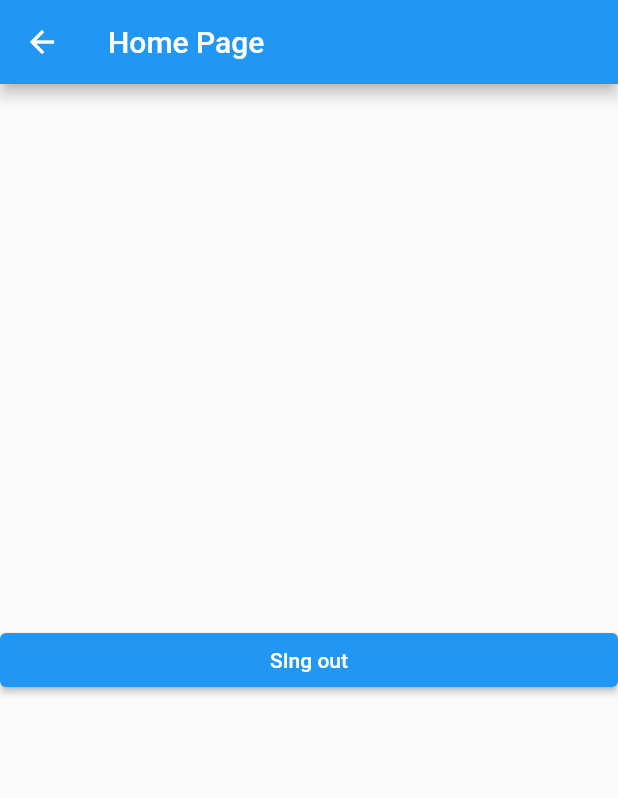
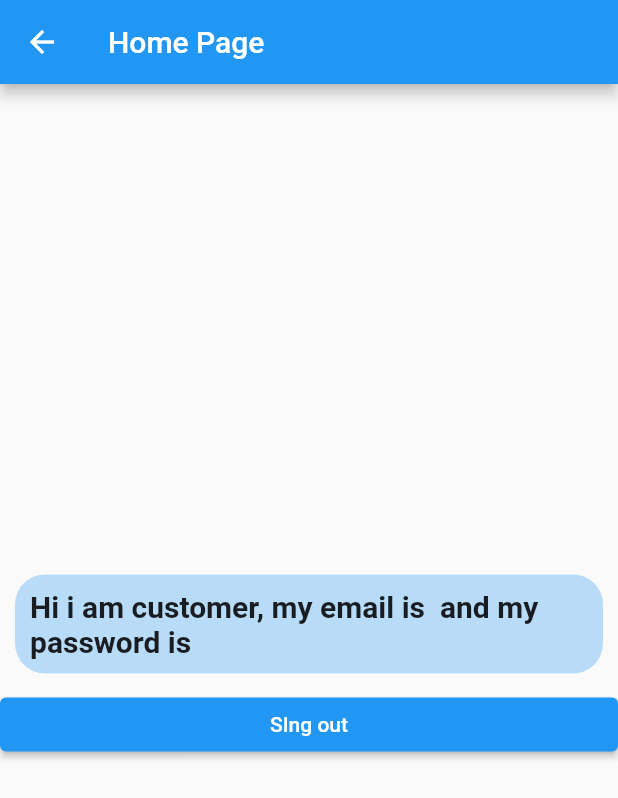
Before and after one commit to YousefBashir/InputFormed, a Flutter app: the screen it shows after launch, after a tap on "Customer", after a tap on "Sing Up as customer", on a phone screen of 412 x 824 dp. Shown: the top 798 px of the screen. Run offline on Flutter 3.47's test engine with Material 2 defaults, Android fonts, the phone set to English and light mode, and no system bars; our stand-ins replace shared_preferences; missing offline and left inert: dart:html, dart:js.

```diff
--- /dev/null
+++ b/lib/globals.dart
@@ -0,0 +1,8 @@
+import 'models/user.dart';
+
+class Globals{
+  Globals._();
+  static Globals globals=   Globals._();
+User user;
+
+}
--- a/lib/main.dart
+++ b/lib/main.dart
@@ -3,10 +3,14 @@ import 'package:lecture12/models/user.dart';
 import 'package:lecture12/ui/customer.dart';
 import 'package:lecture12/ui/homePage.dart';
 import 'package:lecture12/ui/merchant.dart';
+import 'package:lecture12/ui/splachScreen.dart';
 
 import 'models/routers/router.dart';
+import 'models/sharedPrefrencesHelper/SharedPrefernces.dart';
 
-void main() {
+void main() async {
+  WidgetsFlutterBinding.ensureInitialized();
+  await SpHelper.spHelper.initSharedPreferences();
   runApp(MaterialApp(
     navigatorKey: AppRouter.router.navKey,
     routes: {
@@ -18,7 +22,7 @@ void main() {
       switch (name) {
         case ('home'):
           return MaterialPageRoute(builder: (context) {
-            return HomePage();
+            return HomePage('');
           });
         case ('register'):
           return MaterialPageRoute(builder: (context) {
@@ -36,7 +40,7 @@ void main() {
     /*onUnknownRoute:(RouteSettings r){
 
     } ,*/
-    home: MyApp(),
+    home: SplachScreen(),
   ));
 }
 
--- /dev/null
+++ b/lib/models/sharedPrefrencesHelper/SharedPrefernces.dart
@@ -0,0 +1,44 @@
+import 'dart:convert';
+import 'dart:html';
+import 'dart:js';
+
+import 'package:flutter/material.dart';
+import 'package:lecture12/globals.dart';
+import 'package:lecture12/models/user.dart';
+import 'package:shared_preferences/shared_preferences.dart';
+
+import '../../globals.dart';
+
+class SpHelper{
+  SpHelper._();
+  static SpHelper spHelper= SpHelper._();
+  SharedPreferences sharedPreferences;
+  initSharedPreferences()async{
+    sharedPreferences= await SharedPreferences.getInstance();
+  }
+    saveUserName(String name){
+      sharedPreferences.setString('name', name);
+    }
+    String getUserName(String name){
+      sharedPreferences.getString('name');
+    }
+    saveUser(User user){
+      sharedPreferences.setString('user', json.encode({...user.toMap()}));
+      Globals.globals.user= user;
+    }
+    User getUser(){
+    String formUser= sharedPreferences.getString('user');
+    if(formUser==null){
+      return null;
+    }
+    Map userMap=json.decode(formUser);
+    User user= User.map(userMap);
+    Globals.globals.user= user;
+    return user;
+    }
+    singOut(){
+      sharedPreferences.remove('user');
+    }
+
+
+  }
--- a/lib/models/user.dart
+++ b/lib/models/user.dart
@@ -1,7 +1,7 @@
 import 'package:flutter/cupertino.dart';
 import 'package:lecture12/main.dart';
 
-class User{
+class User {
   UserType userType;
   String email;
   String password;
@@ -9,17 +9,46 @@ class User{
   String shopCategory;
   String shopAddress;
   String bio;
-  User.customer({@required this.email,
-    @required this.password,
-    this.userType=UserType.customer
-       });
-  User.merchant({
-    @required this.email,
-    @required this.password,
-    @required this.shopName,
-    @required this.shopCategory,
-    @required this.shopAddress,
-    this.userType=UserType.merchant
-  });
 
+  User.customer(
+      {@required this.email,
+      @required this.password,
+      this.userType = UserType.customer});
+
+  User.merchant(
+      {@required this.email,
+      @required this.password,
+      @required this.shopName,
+      @required this.shopCategory,
+      @required this.shopAddress,
+        @required this.bio,
+      this.userType = UserType.merchant});
+
+  factory User.map(Map map) {
+    if (map['isMerchant']==true) {
+      return User.merchant(
+          email: map['email'],
+          password: map['password'],
+          shopName: map['shopName'],
+          shopCategory: map['shopCategory'],
+          shopAddress: map['address'],
+          bio: map['bio']);
+    } else
+      return User.customer(email: map['email'], password: map['password']);
+  }
+
+  Map<String, dynamic> toMap() {
+    Map map = this.userType == UserType.customer
+        ? {'isMerchant': false, 'email': this.email, 'password': this.password}
+        : {
+            'isMerchant': true,
+            'email': this.email,
+            'password': this.password,
+            'shopName': this.shopName,
+            'shopCategory': this.shopCategory,
+            'address': this.shopAddress,
+            'bio':this.bio,
+          };
+    return {...map};
+  }
 }
--- a/lib/ui/customer.dart
+++ b/lib/ui/customer.dart
@@ -1,6 +1,7 @@
 import 'package:flutter/cupertino.dart';
 import 'package:flutter/material.dart';
 import 'package:lecture12/models/routers/router.dart';
+import 'package:lecture12/models/sharedPrefrencesHelper/SharedPrefernces.dart';
 import 'package:lecture12/models/user.dart';
 import 'package:lecture12/widgets/customTextFiled.dart';
 
@@ -42,7 +43,8 @@ class _CustomerState extends State<Customer> {
                     email: email,
                     password: password,
                   );
-                  AppRouter.router.pushFunction(HomePage());
+                  SpHelper.spHelper.saveUser(user);
+                  AppRouter.router.pushFunction(HomePage(''));
 
                 }
               },
--- a/lib/ui/homePage.dart
+++ b/lib/ui/homePage.dart
@@ -1,12 +1,14 @@
 import 'package:flutter/cupertino.dart';
 import 'package:flutter/material.dart';
+import 'package:lecture12/globals.dart';
+import 'package:lecture12/models/sharedPrefrencesHelper/SharedPrefernces.dart';
 import 'package:lecture12/models/user.dart';
 
 import '../main.dart';
 
 class HomePage extends StatelessWidget {
-  //User user;
-  //HomePage(this.user);
+  String name;
+  HomePage(this.name);
 
   @override
   Widget build(BuildContext context) {
@@ -18,7 +20,7 @@ class HomePage extends StatelessWidget {
           mainAxisAlignment: MainAxisAlignment.center,
           crossAxisAlignment: CrossAxisAlignment.stretch,
           children: [
-           /* Container(
+            Container(
               margin: EdgeInsets.all(10),
               padding: EdgeInsets.all(10),
               decoration: BoxDecoration(
@@ -26,19 +28,20 @@ class HomePage extends StatelessWidget {
                 color: Colors.blue.withOpacity(0.3)
               ),
 
-              child: Text(user.userType == UserType.customer
+              child: Text(Globals.globals.user.userType == UserType.customer
                   ? 'Hi i am customer, '
-                  'my email is ${user.email} and my password is ${user.password}'
-                  : 'hi i am merchant my shopName is ${user.shopName},'
-                  ' my shop address is ${user.shopAddress},'
-                  ' my shopCategory is ${user.shopCategory}, my bio is ${user.bio}',style: TextStyle(
+                  'my email is ${Globals.globals.user.email} and my password is ${Globals.globals.user.password}'
+                  : 'hi i am merchant my shopName is ${Globals.globals.user.shopName},'
+                  ' my shop address is ${Globals.globals.user.shopAddress},'
+                  ' my shopCategory is ${Globals.globals.user.shopCategory}, my bio is ${Globals.globals.user.bio}',style: TextStyle(
                 fontWeight: FontWeight.bold,fontSize: 20
               ),),
-            ),*/
+            ),
             ElevatedButton(
               child: Text('SIng out'),
               onPressed: () {
-                Navigator.of(context).pop('hello its me');
+                SpHelper.spHelper.singOut();
+
               },
             ),
           ],
--- a/lib/ui/merchant.dart
+++ b/lib/ui/merchant.dart
@@ -1,6 +1,7 @@
 import 'package:flutter/cupertino.dart';
 import 'package:flutter/material.dart';
 import 'package:lecture12/models/routers/router.dart';
+import 'package:lecture12/models/sharedPrefrencesHelper/SharedPrefernces.dart';
 import 'package:lecture12/models/user.dart';
 import 'package:lecture12/ui/homePage.dart';
 import 'package:lecture12/widgets/customTextFiled.dart';
@@ -108,7 +109,8 @@ class _MerchantState extends State<Merchant> {
                       shopName: shopName,
                       shopCategory: shopCategory,
                     );
-                    AppRouter.router.pushFunction(HomePage());
+                    SpHelper.spHelper.saveUser(user);
+                    AppRouter.router.pushFunction(HomePage(''));
                   }
                 },
                 child: Text('Sing Up as merchant')),
--- /dev/null
+++ b/lib/ui/splachScreen.dart
@@ -0,0 +1,28 @@
+import 'package:flutter/cupertino.dart';
+import 'package:flutter/material.dart';
+import 'package:lecture12/models/sharedPrefrencesHelper/SharedPrefernces.dart';
+
+import '../main.dart';
+import 'homePage.dart';
+
+class SplachScreen extends StatelessWidget {
+  @override
+  Widget build(BuildContext context) {
+    Future.delayed(Duration(
+      seconds: 3,
+    )).then((value) {
+      if (SpHelper.spHelper.getUser() != null) {
+        Navigator.of(context)
+            .pushReplacement(MaterialPageRoute(builder: (context) {
+          return HomePage('');
+        }));
+      } else {
+        Navigator.of(context)
+            .pushReplacement(MaterialPageRoute(builder: (context) {
+         return MyApp();
+        }));
+      }
+    });
+    return Scaffold();
+  }
+}
--- a/pubspec.yaml
+++ b/pubspec.yaml
@@ -23,6 +23,7 @@ environment:
 dependencies:
   flutter:
     sdk: flutter
+  shared_preferences: ^2.0.6
 
 
   # The following adds the Cupertino Icons font to your application.
```
Also changed, not shown: pubspec.lock.
